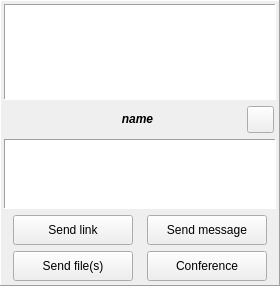
This is Homer/forms/Widgets/MessageWidget.ui in Homer-Conferencing/Homer-Conferencing as Qt 5 draws it before an edit. The edited form follows.
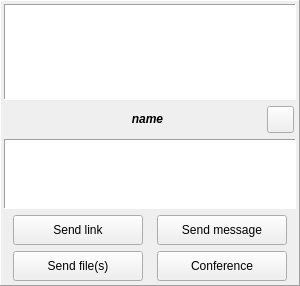
This is the edited form. Icons and pictures are not drawn. Custom widgets are drawn as their Qt base class.

Diff of the .ui file:
```diff
--- a/Homer/forms/Widgets/MessageWidget.ui
+++ b/Homer/forms/Widgets/MessageWidget.ui
@@ -6,7 +6,7 @@
    <rect>
     <x>0</x>
     <y>0</y>
-    <width>280</width>
+    <width>300</width>
     <height>286</height>
    </rect>
   </property>
@@ -342,13 +342,13 @@
          <widget class="QPushButton" name="mPbWeb">
           <property name="minimumSize">
            <size>
-            <width>120</width>
+            <width>130</width>
             <height>30</height>
            </size>
           </property>
           <property name="maximumSize">
            <size>
-            <width>120</width>
+            <width>130</width>
             <height>30</height>
            </size>
           </property>
@@ -393,13 +393,13 @@
           </property>
           <property name="minimumSize">
            <size>
-            <width>120</width>
+            <width>130</width>
             <height>30</height>
            </size>
           </property>
           <property name="maximumSize">
            <size>
-            <width>120</width>
+            <width>130</width>
             <height>30</height>
            </size>
           </property>
@@ -458,13 +458,13 @@
           </property>
           <property name="minimumSize">
            <size>
-            <width>120</width>
+            <width>130</width>
             <height>30</height>
            </size>
           </property>
           <property name="maximumSize">
            <size>
-            <width>120</width>
+            <width>130</width>
             <height>30</height>
            </size>
           </property>
@@ -509,13 +509,13 @@
           </property>
           <property name="minimumSize">
            <size>
-            <width>120</width>
+            <width>130</width>
             <height>30</height>
            </size>
           </property>
           <property name="maximumSize">
            <size>
-            <width>120</width>
+            <width>130</width>
             <height>30</height>
            </size>
           </property>
```
Left out of the diff: 4 changed lines with no effect on the pictures.
